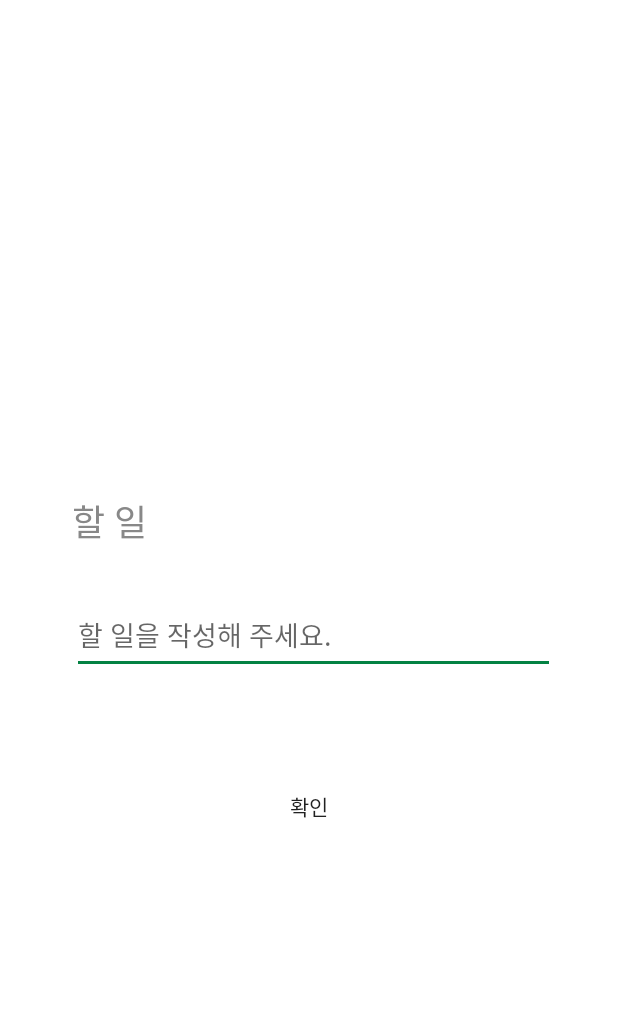
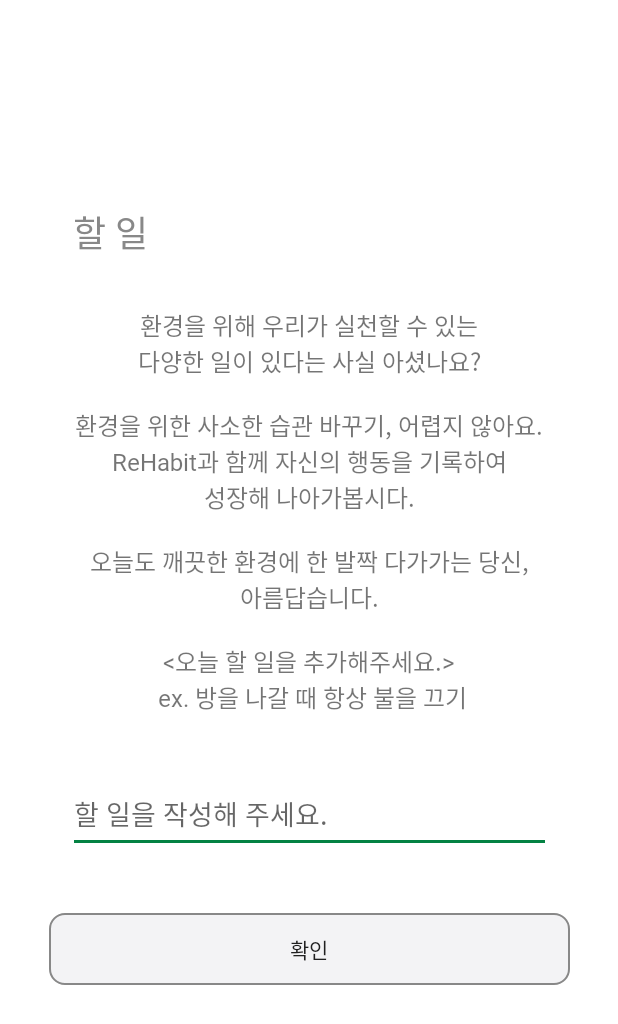
Before and after one commit to hansun-hub/android_app_g, an Android app: the layout fragment_edit_todo_dialog.xml on its own in the app's theme, with its tools: preview values and no code run, on a phone screen of 412 x 824 dp. Shown: the top 1024 px of the screen. Run offline under Robolectric (Android 15) with nearby library versions, the phone set to English and light mode, and no system bars.

Commit message:
commit design

```diff
--- a/app/src/main/res/drawable/gradation_back.xml
+++ b/app/src/main/res/drawable/gradation_back.xml
@@ -3,7 +3,7 @@
     android:shape="rectangle">
     <gradient
         android:angle="0"
-        android:startColor="#E3FDF5"
+        android:startColor="#ccf0c5"
         android:endColor="#FFFFFF"
         android:type="linear" />
 </shape>
--- /dev/null
+++ b/app/src/main/res/drawable/ic_baseline_person_24.xml
@@ -0,0 +1,5 @@
+<vector android:height="24dp" android:tint="#6c706c"
+    android:viewportHeight="24" android:viewportWidth="24"
+    android:width="24dp" xmlns:android="http://schemas.android.com/apk/res/android">
+    <path android:fillColor="@android:color/white" android:pathData="M12,12c2.21,0 4,-1.79 4,-4s-1.79,-4 -4,-4 -4,1.79 -4,4 1.79,4 4,4zM12,14c-2.67,0 -8,1.34 -8,4v2h16v-2c0,-2.66 -5.33,-4 -8,-4z"/>
+</vector>
--- a/app/src/main/res/layout/fragment_edit_todo_dialog.xml
+++ b/app/src/main/res/layout/fragment_edit_todo_dialog.xml
@@ -9,25 +9,24 @@
     tools:context=".EditTodoFragment">
 
     <androidx.constraintlayout.widget.ConstraintLayout
-        android:layout_width="match_parent"
-        android:layout_height="300dp"
+        android:layout_width="347dp"
+        android:layout_height="536dp"
         android:layout_marginStart="32dp"
-        android:layout_marginTop="32dp"
+        android:layout_marginTop="50dp"
         android:layout_marginEnd="32dp"
-        android:layout_marginBottom="32dp"
+        android:layout_marginBottom="97dp"
+        android:background="#FFFFFF"
         app:layout_constraintBottom_toBottomOf="parent"
         app:layout_constraintEnd_toEndOf="parent"
-        app:layout_constraintHorizontal_bias="0.0"
         app:layout_constraintStart_toStartOf="parent"
-        app:layout_constraintTop_toTopOf="parent"
-        app:layout_constraintVertical_bias="0.498">
+        app:layout_constraintTop_toTopOf="parent">
 
         <TextView
             android:id="@+id/todo_dia_title"
             android:layout_width="wrap_content"
             android:layout_height="wrap_content"
             android:layout_marginStart="16dp"
-            android:layout_marginTop="68dp"
+            android:layout_marginTop="16dp"
             android:maxLines="1"
             android:singleLine="true"
             android:text="할 일"
@@ -40,24 +39,44 @@
             android:id="@+id/editTextTodo"
             android:layout_width="322dp"
             android:layout_height="52dp"
-            android:layout_marginTop="32dp"
+            android:layout_marginTop="8dp"
+            android:layout_marginBottom="40dp"
             android:ems="10"
+            android:fontFamily="@font/jua_regular"
             android:hint="할 일을 작성해 주세요."
             android:inputType="textPersonName"
             android:minHeight="48dp"
             android:textSize="18sp"
-            app:layout_constraintStart_toStartOf="@+id/todo_dia_title"
-            app:layout_constraintTop_toBottomOf="@+id/todo_dia_title" />
+            app:layout_constraintBottom_toTopOf="@+id/button_make_todo"
+            app:layout_constraintEnd_toEndOf="parent"
+            app:layout_constraintStart_toStartOf="parent"
+            app:layout_constraintTop_toBottomOf="@+id/textView4" />
 
         <Button
             android:id="@+id/button_make_todo"
             android:layout_width="match_parent"
             android:layout_height="wrap_content"
+            android:background="@drawable/link_back"
             android:text="확인"
             app:layout_constraintBottom_toBottomOf="parent"
             app:layout_constraintEnd_toEndOf="parent"
             app:layout_constraintStart_toStartOf="parent" />
 
+        <TextView
+            android:id="@+id/textView4"
+            android:layout_width="0dp"
+            android:layout_height="0dp"
+            android:layout_marginStart="16dp"
+            android:layout_marginEnd="16dp"
+            android:gravity="center"
+            android:text="@string/today_edit_todo"
+            android:textSize="16sp"
+            app:layout_constraintBottom_toTopOf="@+id/editTextTodo"
+            app:layout_constraintEnd_toEndOf="parent"
+            app:layout_constraintHorizontal_bias="1.0"
+            app:layout_constraintStart_toStartOf="parent"
+            app:layout_constraintTop_toBottomOf="@+id/todo_dia_title" />
+
     </androidx.constraintlayout.widget.ConstraintLayout>
 
 </androidx.constraintlayout.widget.ConstraintLayout>
--- a/app/src/main/res/layout/fragment_menu1.xml
+++ b/app/src/main/res/layout/fragment_menu1.xml
@@ -4,6 +4,7 @@
     xmlns:tools="http://schemas.android.com/tools"
     android:layout_width="match_parent"
     android:layout_height="match_parent"
+    android:background="#e7f5e6 "
     android:orientation="vertical"
     tools:context=".Menu1Fragment">
 
@@ -13,6 +14,7 @@
         android:layout_width="match_parent"
         android:layout_height="324dp"
 
+        android:background="#ffffff"
         app:layout_constraintEnd_toEndOf="parent"
         app:layout_constraintHorizontal_bias="0.5"
         app:layout_constraintStart_toStartOf="parent"
@@ -29,7 +31,7 @@
             android:layout_height="match_parent"
             android:layout_weight="1"
             android:gravity="right|center_vertical"
-            android:text="오늘의 할일을 추가해보세요!"
+            android:text="오늘의 할일을 추가해보세요! "
             android:textSize="20sp" />
 
         <Button
@@ -45,6 +47,7 @@
         android:layout_height="wrap_content"
         android:layout_marginBottom="65dp"
         android:layout_weight="1"
+        android:background="#ffffff"
         android:orientation="horizontal">
 
         <LinearLayout
--- a/app/src/main/res/layout/fragment_menu2.xml
+++ b/app/src/main/res/layout/fragment_menu2.xml
@@ -4,7 +4,7 @@
     xmlns:tools="http://schemas.android.com/tools"
     android:layout_width="match_parent"
     android:layout_height="match_parent"
-    android:background="#FFFFFF"
+    android:background="#e7f5e6 "
     tools:context=".Menu2Fragment">
 
 
@@ -12,7 +12,7 @@
         android:id="@+id/menu2_tvUpBackground"
         android:layout_width="410dp"
         android:layout_height="150dp"
-        android:background="#E0F1C7"
+        android:background="#80FFFFFF"
         android:textSize="30sp"
         app:layout_constraintEnd_toEndOf="parent"
         app:layout_constraintStart_toStartOf="parent"
--- a/app/src/main/res/values/strings.xml
+++ b/app/src/main/res/values/strings.xml
@@ -51,5 +51,6 @@
     <string name="congrat">축하합니다!</string>
     <string name="menu2_warningText">!WARNING!</string>
     <string name="menu2_title">달성소감을 기록해보세요!</string>
+    <string name="today_edit_todo">환경을 위해 우리가 실천할 수 있는\n다양한 일이 있다는 사실 아셨나요?\n\n환경을 위한 사소한 습관 바꾸기, 어렵지 않아요.\nReHabit과 함께 자신의 행동을 기록하여\n성장해 나아가봅시다.\n\n오늘도 깨끗한 환경에 한 발짝 다가가는 당신,\n아름답습니다.\n\n&lt;오늘 할 일을 추가해주세요.&gt;\n ex. 방을 나갈 때 항상 불을 끄기</string>
 
 </resources>
```
Also changed, not shown: app/src/main/res/drawable/link_back_noline.xml (added, +17 -0 lines), app/src/main/res/layout/activity_login.xml (+29 -18 lines), app/src/main/res/layout/fragment_home.xml (+23 -11 lines), app/src/main/res/layout/fragment_settings.xml (+5 -4 lines), app/src/main/res/drawable/logo.png. Lines whose indentation alone changed are shown as unchanged.
